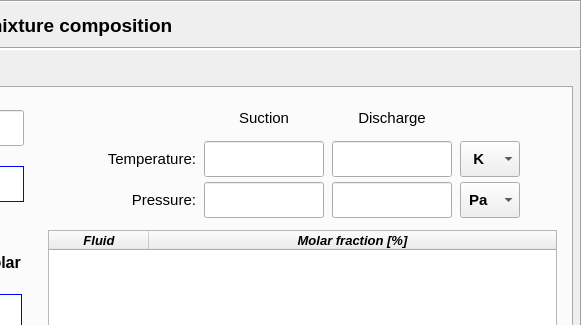
Above: data/user_input/ui_files/Model/Setup/Acoustic/setFluidCompositionInput.ui from open-pulse/OpenPulse before the change; both pictures show x 538 to 1120 and y 0 to 325 of the 1120 by 705 pixel window. Below: the same form after it.
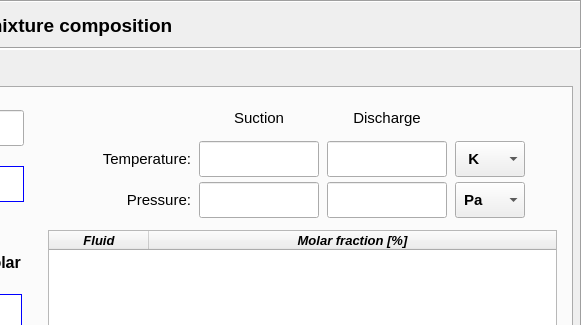
That is the form after the change.

Commit message: Set fluid composition - minor adjustments

Patch:
```diff
--- a/data/user_input/ui_files/Model/Setup/Acoustic/setFluidCompositionInput.ui
+++ b/data/user_input/ui_files/Model/Setup/Acoustic/setFluidCompositionInput.ui
@@ -703,13 +703,13 @@
         <widget class="QComboBox" name="comboBox_pressure_units">
          <property name="minimumSize">
           <size>
-           <width>60</width>
+           <width>70</width>
            <height>36</height>
           </size>
          </property>
          <property name="maximumSize">
           <size>
-           <width>60</width>
+           <width>70</width>
            <height>36</height>
           </size>
          </property>
@@ -745,13 +745,13 @@
         <widget class="QComboBox" name="comboBox_temperature_units">
          <property name="minimumSize">
           <size>
-           <width>60</width>
+           <width>70</width>
            <height>36</height>
           </size>
          </property>
          <property name="maximumSize">
           <size>
-           <width>60</width>
+           <width>70</width>
            <height>36</height>
           </size>
          </property>
```
Left out of the diff: 15 changed lines with no effect on the pictures. The commit also changes 7 other files.
